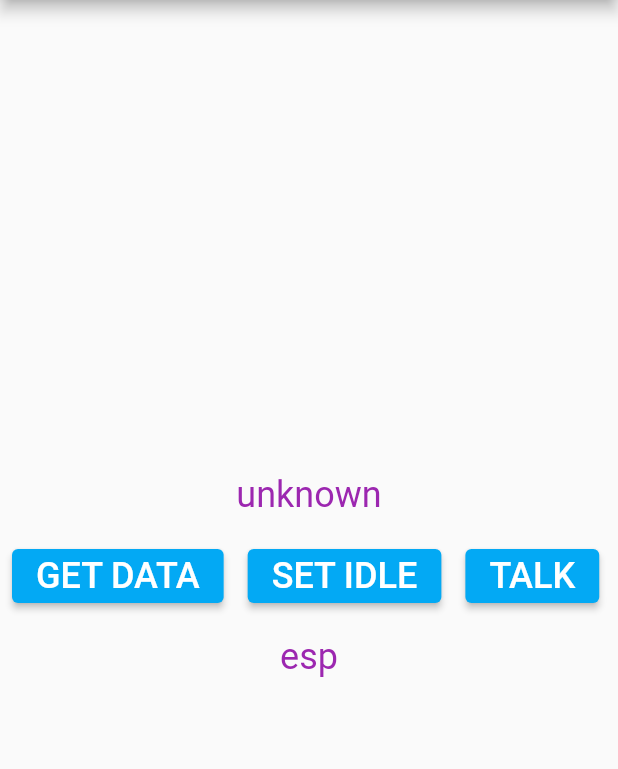
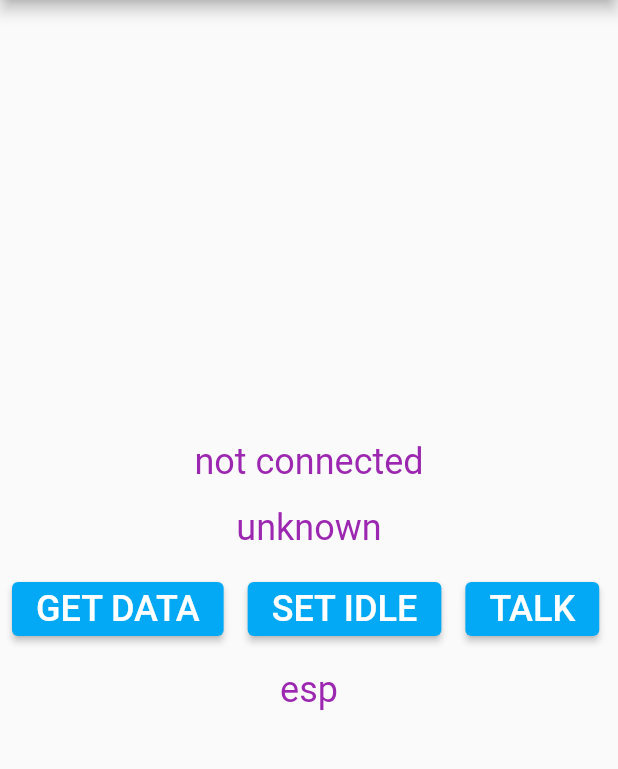
Before and after one commit to Thanoon12k/hand-moving-sensor, a Flutter app: the screen it shows after launch, after a tap on "GET DATA", on a phone screen of 412 x 824 dp, the part 84-853 px from its top. Run offline on Flutter 3.47's test engine with Material 2 defaults, Android fonts, the phone set to English and light mode, and no system bars; our stand-ins replace get.

Commit message:
recive work but not very efficint

```diff
--- a/lib/controller.dart
+++ b/lib/controller.dart
@@ -2,6 +2,7 @@ import 'dart:async';
 import 'dart:convert';
 import 'dart:io';
 import 'dart:math';
+import 'dart:typed_data';
 
 import 'package:flutter/material.dart';
 import 'package:get/get.dart';
@@ -12,27 +13,28 @@ class EspManager extends GetxController {
   RxString mode = "unknown".obs;
   RxString new_word = "unknown".obs;
   RxBool waiting_now = false.obs;
-  late Socket espsocket;
-  StreamController<String?> espscon = StreamController();
-  late Stream<String?> mydatastream = espscon.stream.asBroadcastStream();
-  late StreamSubscription consolsubscriber;
-  late StreamSubscription textsubscriber;
-  void _initSocket() async {
+  RxString connection_status = "not connected".obs;
+  late Socket espsocket ;
+
+  Future _initSocket() async {
     try {
       waiting_now.value = true;
       espsocket = await Socket.connect('192.168.43.78', 80,
           timeout: const Duration(seconds: 3));
       waiting_now.value = false;
-      debugPrint(' connecting ok: $espsocket');
+      connection_status.value = "connected";
     } catch (e) {
       waiting_now.value = false;
-      debugPrint('no connecting to socket: $e');
+      connection_status.value = "not connected";
     }
   }
 
   Future<void> GetEspData() async {
+    if (connection_status.value == "not connected") {
+      await _initSocket();
+    }
     var randint;
-    await Timer.periodic(Duration(seconds: 3), (timer) async {
+    await Timer.periodic(Duration(seconds: 1), (timer) async {
       randint = Random().nextInt(100);
 
       if (mode.value == "idle") {
@@ -42,27 +44,31 @@ class EspManager extends GetxController {
         timer.cancel();
         new_word.value = "talking now";
       } else if (mode.value == "esp") {
-        new_word.value = randint.toString();
+        await GetNextWord();
       }
-       debugPrint("$mode $randint");
+      // debugPrint("$mode $randint");
+    });
+  }
 
-    });
+  Future<String?> GetNextWord() async {
+    try {
 
-    // try {
-    //   var new_word = await espsocket.transform(StreamTransformer.fromHandlers(
-    //     handleData: (data, sink) {
-    //       sink.add(utf8.decode(data));
-    //     },
-    //   )).first;
-    //   return new_word.toString();
-    // } catch (e) {
-    //   debugPrint('Error: $e');
-    //   return "err ${Random().nextInt(100).toString()} : $e";
-    // }
+      final response = await espsocket.transform(StreamTransformer.fromHandlers(
+        handleData: (data, _) {
+          new_word.value = utf8.decode(data);
+        },
+      )).first;
+      connection_status.value = "connected";
+    } catch (e) {
+      connection_status.value = "not connected";
+
+      debugPrint('Error: $e');
+      return "err ${Random().nextInt(100).toString()} : $e";
+    }
   }
 
   Future<bool> isespconnected() async {
-    return true;
+    return (await espsocket.isEmpty & await espsocket.isEmpty);
   }
 
   Future<void> waitSeconds(int seconds) async {
@@ -76,9 +82,15 @@ class EspManager extends GetxController {
   @override
   void onInit() {
     super.onInit();
-    consolsubscriber = mydatastream.listen((event) {
-      debugPrint("event > ${event.toString()}");
-    });
+
     _initSocket();
   }
+
+  @override
+  void dispose() {
+    // TODO: implement dispose
+    super.dispose();
+    espsocket.destroy();
+    EspManager().dispose();
+  }
 }
--- a/lib/home.dart
+++ b/lib/home.dart
@@ -19,6 +19,9 @@ class HomeScreen extends StatelessWidget {
         body: Column(
           mainAxisAlignment: MainAxisAlignment.center,
           children: [
+            Obx(
+              () => MyText(buttontext: espcontroller.connection_status.value),
+            ),
             Obx(
               () => MyText(buttontext: espcontroller.new_word.value),
             ),
```
